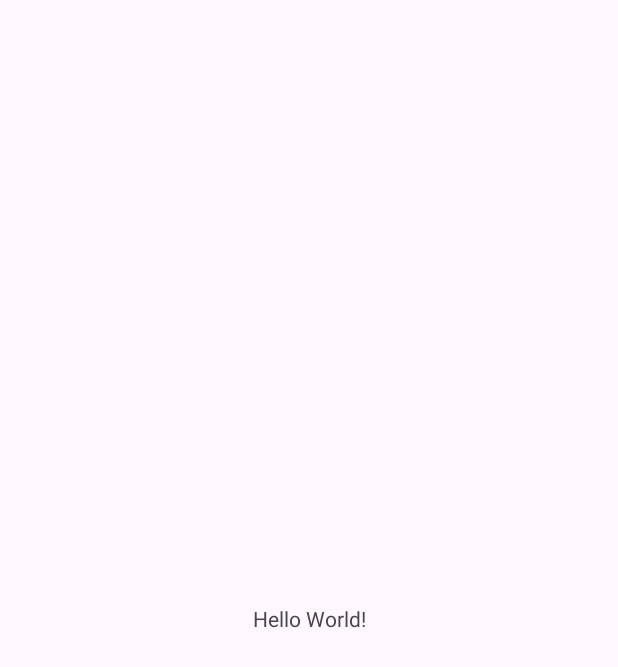
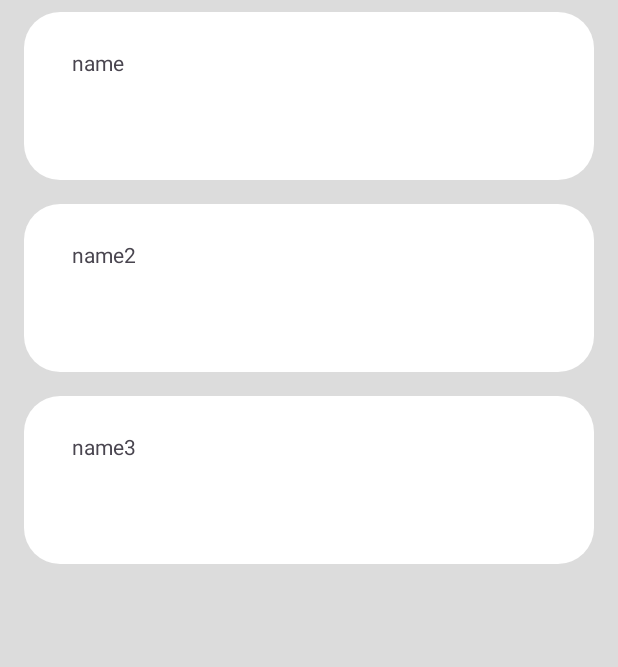
Before and after one commit to Kekuz/Rick_and_Morty, an Android app: the screen it shows after launch (MainActivity before the commit, HostActivity after it), on a phone screen of 412 x 824 dp. Before the commit the part shown is almost empty. Shown: the top 667 px of the screen. Run offline under Robolectric (Android 15) with nearby library versions, the phone set to English and light mode, and no system bars.

Commit message:
Сделал макет приложения с nav component

```diff
--- a/app/src/main/AndroidManifest.xml
+++ b/app/src/main/AndroidManifest.xml
@@ -1,6 +1,8 @@
 <?xml version="1.0" encoding="utf-8"?>
 <manifest xmlns:android="http://schemas.android.com/apk/res/android"
     xmlns:tools="http://schemas.android.com/tools">
+
+    <uses-permission android:name="android.permission.INTERNET" />
 
     <application
         android:allowBackup="true"
@@ -13,7 +15,7 @@
         android:theme="@style/Theme.Rick_and_Morty"
         tools:targetApi="31">
         <activity
-            android:name=".MainActivity"
+            android:name=".ui.HostActivity"
             android:exported="true">
             <intent-filter>
                 <action android:name="android.intent.action.MAIN" />
--- /dev/null
+++ b/app/src/main/java/com/example/rick_and_morty/domain/model/Character.kt
@@ -0,0 +1,5 @@
+package com.example.rick_and_morty.domain.model
+
+data class Character(
+    val name: String
+)
--- a/app/src/main/java/com/example/rick_and_morty/MainActivity.kt
+++ b/app/src/main/java/com/example/rick_and_morty/ui/HostActivity.kt
@@ -1,11 +1,12 @@
-package com.example.rick_and_morty
+package com.example.rick_and_morty.ui
 
 import androidx.appcompat.app.AppCompatActivity
 import android.os.Bundle
+import com.example.rick_and_morty.R
 
-class MainActivity : AppCompatActivity() {
+class HostActivity : AppCompatActivity() {
     override fun onCreate(savedInstanceState: Bundle?) {
         super.onCreate(savedInstanceState)
-        setContentView(R.layout.activity_main)
+        setContentView(R.layout.activity_host)
     }
 }
--- /dev/null
+++ b/app/src/main/java/com/example/rick_and_morty/ui/ItemFragment.kt
@@ -0,0 +1,25 @@
+package com.example.rick_and_morty.ui
+
+import android.os.Bundle
+import androidx.fragment.app.Fragment
+import android.view.LayoutInflater
+import android.view.View
+import android.view.ViewGroup
+import com.example.rick_and_morty.R
+
+class ItemFragment : Fragment() {
+
+    override fun onCreateView(
+        inflater: LayoutInflater, container: ViewGroup?,
+        savedInstanceState: Bundle?
+    ): View? {
+
+        return inflater.inflate(R.layout.fragment_item, container, false)
+    }
+
+    override fun onViewCreated(view: View, savedInstanceState: Bundle?) {
+        super.onViewCreated(view, savedInstanceState)
+
+
+    }
+}
--- /dev/null
+++ b/app/src/main/java/com/example/rick_and_morty/ui/recyclerFragment/ItemAdapter.kt
@@ -0,0 +1,35 @@
+package com.example.rick_and_morty.ui.recyclerFragment
+
+import android.view.LayoutInflater
+import android.view.ViewGroup
+import androidx.recyclerview.widget.RecyclerView
+import com.example.rick_and_morty.databinding.ItemViewBinding
+import com.example.rick_and_morty.domain.model.Character
+
+class ItemAdapter(
+    private val launches: List<Character>,
+    private val onClick: (Character) -> Unit,
+    private val onEndingList: () -> Unit,
+) :
+    RecyclerView.Adapter<ItemViewHolder>() {
+
+    override fun onCreateViewHolder(parent: ViewGroup, viewType: Int): ItemViewHolder {
+        val inflater = LayoutInflater.from(parent.context)
+        val binding = ItemViewBinding.inflate(inflater, parent, false)
+        return ItemViewHolder(binding)
+    }
+
+    override fun onBindViewHolder(holder: ItemViewHolder, position: Int) {
+        holder.bind(launches[position], onClick)
+
+
+        if (position == launches.size - 1) {
+            onEndingList.invoke()
+        }
+
+    }
+
+    override fun getItemCount(): Int {
+        return launches.size
+    }
+}
--- /dev/null
+++ b/app/src/main/java/com/example/rick_and_morty/ui/recyclerFragment/ItemViewHolder.kt
@@ -0,0 +1,18 @@
+package com.example.rick_and_morty.ui.recyclerFragment
+
+import androidx.recyclerview.widget.RecyclerView
+import com.example.rick_and_morty.databinding.ItemViewBinding
+import com.example.rick_and_morty.domain.model.Character
+
+class ItemViewHolder(private val binding: ItemViewBinding) :
+    RecyclerView.ViewHolder(binding.root) {
+    fun bind(model: Character, onClick: (Character) -> Unit,) = with(binding) {
+
+        tvFirst.text = model.name
+
+        itemView.setOnClickListener{
+            onClick.invoke(model)
+        }
+    }
+
+}
--- /dev/null
+++ b/app/src/main/java/com/example/rick_and_morty/ui/recyclerFragment/RecyclerFragment.kt
@@ -0,0 +1,66 @@
+package com.example.rick_and_morty.ui.recyclerFragment
+
+import android.os.Bundle
+import android.util.Log
+import android.view.LayoutInflater
+import android.view.View
+import android.view.ViewGroup
+import android.widget.Toast
+import androidx.fragment.app.Fragment
+import androidx.navigation.fragment.findNavController
+import com.example.rick_and_morty.R
+import com.example.rick_and_morty.databinding.FragmentRecyclerBinding
+import com.example.rick_and_morty.domain.model.Character
+import com.example.rick_and_morty.ui.ItemFragment
+
+class RecyclerFragment : Fragment() {
+
+    private lateinit var binding: FragmentRecyclerBinding
+
+
+    private val onEndingList: () -> Unit =
+        {
+            //TODO Загрузка данных, когда долистываем до конца страницы
+        }
+    private val onClick: (Character) -> Unit =
+        {
+            findNavController().navigate(
+                R.id.action_recyclerFragment_to_itemFragment,
+                //Тут еще бандл прокинуть
+            )
+        }
+
+    private val characters = mutableListOf<Character>()
+    private val itemAdapter = ItemAdapter(characters, onClick, onEndingList)
+
+    private val mockList = listOf(
+        Character("name"),
+        Character("name2"),
+        Character("name3"),
+    )
+
+
+    override fun onCreateView(
+        inflater: LayoutInflater, container: ViewGroup?,
+        savedInstanceState: Bundle?
+    ): View? {
+        binding = FragmentRecyclerBinding.inflate(inflater, container, false)
+
+        return binding.root
+    }
+
+    override fun onViewCreated(view: View, savedInstanceState: Bundle?) {
+        super.onViewCreated(view, savedInstanceState)
+
+        binding.recyclerView.adapter = itemAdapter
+
+        showContent(mockList)
+
+    }
+
+    private fun showContent(listCharacters: List<Character>) {
+        characters.clear()
+        characters.addAll(listCharacters)
+        itemAdapter.notifyItemRangeChanged(characters.size, listCharacters.size)
+    }
+}
--- /dev/null
+++ b/app/src/main/res/drawable/item_background_card.xml
@@ -0,0 +1,10 @@
+<?xml version="1.0" encoding="utf-8"?>
+<selector
+    xmlns:android="http://schemas.android.com/apk/res/android">
+    <item>
+        <shape>
+            <solid android:color="@color/white"/>
+            <corners android:radius="24dp" />
+        </shape>
+    </item>
+</selector>
--- /dev/null
+++ b/app/src/main/res/layout/activity_host.xml
@@ -0,0 +1,19 @@
+<?xml version="1.0" encoding="utf-8"?>
+<androidx.constraintlayout.widget.ConstraintLayout xmlns:android="http://schemas.android.com/apk/res/android"
+    xmlns:app="http://schemas.android.com/apk/res-auto"
+    xmlns:tools="http://schemas.android.com/tools"
+    android:layout_width="match_parent"
+    android:layout_height="match_parent"
+    android:paddingHorizontal="8dp"
+    android:background="@color/light_gray"
+    tools:context=".ui.HostActivity">
+
+    <androidx.fragment.app.FragmentContainerView
+        android:id="@+id/fragmentContainerView"
+        android:name="androidx.navigation.fragment.NavHostFragment"
+        android:layout_width="match_parent"
+        android:layout_height="match_parent"
+        app:defaultNavHost="true"
+        app:navGraph="@navigation/navigation_main"/>
+
+</androidx.constraintlayout.widget.ConstraintLayout>
--- a/app/src/main/res/layout/activity_main.xml
+++ /dev/null
@@ -1,18 +0,0 @@
-<?xml version="1.0" encoding="utf-8"?>
-<androidx.constraintlayout.widget.ConstraintLayout xmlns:android="http://schemas.android.com/apk/res/android"
-    xmlns:app="http://schemas.android.com/apk/res-auto"
-    xmlns:tools="http://schemas.android.com/tools"
-    android:layout_width="match_parent"
-    android:layout_height="match_parent"
-    tools:context=".MainActivity">
-
-    <TextView
-        android:layout_width="wrap_content"
-        android:layout_height="wrap_content"
-        android:text="Hello World!"
-        app:layout_constraintBottom_toBottomOf="parent"
-        app:layout_constraintEnd_toEndOf="parent"
-        app:layout_constraintStart_toStartOf="parent"
-        app:layout_constraintTop_toTopOf="parent" />
-
-</androidx.constraintlayout.widget.ConstraintLayout>
--- /dev/null
+++ b/app/src/main/res/layout/fragment_item.xml
@@ -0,0 +1,37 @@
+<?xml version="1.0" encoding="utf-8"?>
+<androidx.constraintlayout.widget.ConstraintLayout xmlns:android="http://schemas.android.com/apk/res/android"
+    xmlns:app="http://schemas.android.com/apk/res-auto"
+    xmlns:tools="http://schemas.android.com/tools"
+    android:layout_width="match_parent"
+    android:layout_height="match_parent"
+    tools:context=".ui.ItemFragment">
+
+    <TextView
+        android:id="@+id/tv_first_info"
+        android:layout_width="wrap_content"
+        android:layout_height="wrap_content"
+        android:layout_marginStart="32dp"
+        android:layout_marginTop="40dp"
+        android:text="Some info"
+        app:layout_constraintStart_toStartOf="parent"
+        app:layout_constraintTop_toTopOf="parent" />
+
+    <TextView
+        android:id="@+id/tv_second_info"
+        android:layout_width="wrap_content"
+        android:layout_height="wrap_content"
+        android:layout_marginTop="32dp"
+        android:text="Another some info"
+        app:layout_constraintStart_toStartOf="@+id/tv_first_info"
+        app:layout_constraintTop_toBottomOf="@id/tv_first_info" />
+
+    <TextView
+        android:id="@+id/tv_third_info"
+        android:layout_width="wrap_content"
+        android:layout_height="wrap_content"
+        android:layout_marginTop="32dp"
+        android:text="More another some info"
+        app:layout_constraintStart_toStartOf="@+id/tv_first_info"
+        app:layout_constraintTop_toBottomOf="@+id/tv_second_info" />
+
+</androidx.constraintlayout.widget.ConstraintLayout>
--- /dev/null
+++ b/app/src/main/res/layout/fragment_recycler.xml
@@ -0,0 +1,21 @@
+<?xml version="1.0" encoding="utf-8"?>
+<FrameLayout xmlns:android="http://schemas.android.com/apk/res/android"
+    xmlns:tools="http://schemas.android.com/tools"
+    android:layout_width="match_parent"
+    android:layout_height="match_parent"
+    android:background="@color/light_gray"
+    xmlns:app="http://schemas.android.com/apk/res-auto"
+    tools:context=".ui.recyclerFragment.RecyclerFragment">
+
+    <androidx.recyclerview.widget.RecyclerView
+        android:id="@+id/recyclerView"
+        android:layout_width="match_parent"
+        android:layout_height="match_parent"
+        app:layoutManager="androidx.recyclerview.widget.LinearLayoutManager"
+        tools:itemCount="4"
+        tools:listitem="@layout/item_view">
+
+
+    </androidx.recyclerview.widget.RecyclerView>
+
+</FrameLayout>
--- /dev/null
+++ b/app/src/main/res/layout/item_view.xml
@@ -0,0 +1,42 @@
+<?xml version="1.0" encoding="utf-8"?>
+<androidx.constraintlayout.widget.ConstraintLayout xmlns:android="http://schemas.android.com/apk/res/android"
+    xmlns:app="http://schemas.android.com/apk/res-auto"
+    xmlns:tools="http://schemas.android.com/tools"
+    android:layout_width="match_parent"
+    android:layout_height="wrap_content"
+    android:layout_margin="8dp"
+    android:background="@drawable/item_background_card"
+    android:paddingVertical="24dp">
+
+    <TextView
+        android:id="@+id/tv_first"
+        android:layout_width="0dp"
+        android:layout_height="wrap_content"
+        android:layout_marginHorizontal="32dp"
+        app:layout_constraintEnd_toStartOf="@+id/iv_image"
+        app:layout_constraintStart_toStartOf="parent"
+        app:layout_constraintTop_toTopOf="parent"
+        tools:text="Some Text" />
+
+    <TextView
+        android:id="@+id/tv_second"
+        android:layout_width="0dp"
+        android:layout_marginHorizontal="32dp"
+        android:layout_height="wrap_content"
+        android:layout_marginTop="4dp"
+        app:layout_constraintEnd_toStartOf="@+id/iv_image"
+        app:layout_constraintStart_toStartOf="parent"
+        app:layout_constraintTop_toBottomOf="@id/tv_first"
+        tools:text="One more some text" />
+
+    <ImageView
+        android:id="@+id/iv_image"
+        android:layout_width="wrap_content"
+        android:layout_height="64dp"
+        android:layout_marginEnd="32dp"
+        tools:src="@drawable/ic_launcher_background"
+        app:layout_constraintBottom_toBottomOf="parent"
+        app:layout_constraintEnd_toEndOf="parent"
+        app:layout_constraintTop_toTopOf="parent" />
+
+</androidx.constraintlayout.widget.ConstraintLayout>
--- /dev/null
+++ b/app/src/main/res/navigation/navigation_main.xml
@@ -0,0 +1,22 @@
+<?xml version="1.0" encoding="utf-8"?>
+<navigation xmlns:android="http://schemas.android.com/apk/res/android"
+    xmlns:app="http://schemas.android.com/apk/res-auto"
+    xmlns:tools="http://schemas.android.com/tools"
+    android:id="@+id/navigation_main"
+    app:startDestination="@id/recyclerFragment">
+
+    <fragment
+        android:id="@+id/recyclerFragment"
+        android:name="com.example.rick_and_morty.ui.recyclerFragment.RecyclerFragment"
+        android:label="fragment_recycler"
+        tools:layout="@layout/fragment_recycler" >
+        <action
+            android:id="@+id/action_recyclerFragment_to_itemFragment"
+            app:destination="@id/itemFragment" />
+    </fragment>
+    <fragment
+        android:id="@+id/itemFragment"
+        android:name="com.example.rick_and_morty.ui.ItemFragment"
+        android:label="fragment_item"
+        tools:layout="@layout/fragment_item" />
+</navigation>
--- a/app/src/main/res/values/colors.xml
+++ b/app/src/main/res/values/colors.xml
@@ -2,4 +2,5 @@
 <resources>
     <color name="black">#FF000000</color>
     <color name="white">#FFFFFFFF</color>
+    <color name="light_gray">#DCDCDC</color>
 </resources>
--- a/app/src/main/res/values/strings.xml
+++ b/app/src/main/res/values/strings.xml
@@ -1,3 +1,5 @@
 <resources>
     <string name="app_name">Rick_and_Morty</string>
+    <!-- TODO: Remove or change this placeholder text -->
+    <string name="hello_blank_fragment">Hello blank fragment</string>
 </resources>
```
